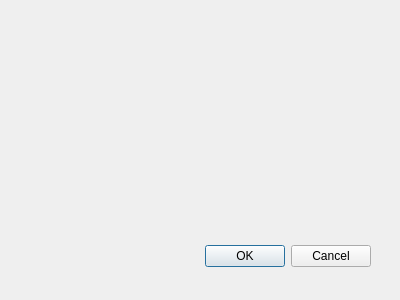
Biuuuuuuuu/buybuybuy, file logindialog.ui: the form before one commit.
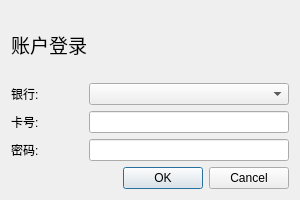
The form after the commit.

```diff
--- a/logindialog.ui
+++ b/logindialog.ui
@@ -8,29 +8,116 @@
    <rect>
     <x>0</x>
     <y>0</y>
-    <width>400</width>
-    <height>300</height>
+    <width>300</width>
+    <height>200</height>
    </rect>
   </property>
+  <property name="maximumSize">
+   <size>
+    <width>300</width>
+    <height>200</height>
+   </size>
+  </property>
   <property name="windowTitle">
    <string>Dialog</string>
   </property>
-  <widget class="QDialogButtonBox" name="buttonBox">
-   <property name="geometry">
-    <rect>
-     <x>30</x>
-     <y>240</y>
-     <width>341</width>
-     <height>32</height>
-    </rect>
-   </property>
-   <property name="orientation">
-    <enum>Qt::Horizontal</enum>
-   </property>
-   <property name="standardButtons">
-    <set>QDialogButtonBox::Cancel|QDialogButtonBox::Ok</set>
-   </property>
-  </widget>
+  <layout class="QVBoxLayout" name="verticalLayout">
+   <item>
+    <widget class="QLabel" name="label">
+     <property name="font">
+      <font>
+       <family>微软雅黑 Light</family>
+       <pointsize>14</pointsize>
+      </font>
+     </property>
+     <property name="text">
+      <string>账户登录</string>
+     </property>
+    </widget>
+   </item>
+   <item>
+    <layout class="QHBoxLayout" name="horizontalLayout">
+     <item>
+      <widget class="QLabel" name="label_4">
+       <property name="text">
+        <string>银行:</string>
+       </property>
+      </widget>
+     </item>
+     <item>
+      <widget class="QComboBox" name="bankSelect">
+       <property name="sizePolicy">
+        <sizepolicy hsizetype="MinimumExpanding" vsizetype="Fixed">
+         <horstretch>0</horstretch>
+         <verstretch>0</verstretch>
+        </sizepolicy>
+       </property>
+       <property name="maximumSize">
+        <size>
+         <width>200</width>
+         <height>16777215</height>
+        </size>
+       </property>
+      </widget>
+     </item>
+    </layout>
+   </item>
+   <item>
+    <layout class="QHBoxLayout" name="horizontalLayout_3">
+     <item>
+      <widget class="QLabel" name="label_2">
+       <property name="text">
+        <string>卡号:</string>
+       </property>
+      </widget>
+     </item>
+     <item>
+      <widget class="QLineEdit" name="accountIDIn">
+       <property name="maximumSize">
+        <size>
+         <width>200</width>
+         <height>16777215</height>
+        </size>
+       </property>
+      </widget>
+     </item>
+    </layout>
+   </item>
+   <item>
+    <layout class="QHBoxLayout" name="horizontalLayout_2">
+     <item>
+      <widget class="QLabel" name="label_3">
+       <property name="text">
+        <string>密码:</string>
+       </property>
+      </widget>
+     </item>
+     <item>
+      <widget class="QLineEdit" name="pwIn">
+       <property name="maximumSize">
+        <size>
+         <width>200</width>
+         <height>16777215</height>
+        </size>
+       </property>
+       <property name="echoMode">
+        <enum>QLineEdit::Password</enum>
+       </property>
+      </widget>
+     </item>
+    </layout>
+   </item>
+   <item>
+    <widget class="QDialogButtonBox" name="buttonBox">
+     <property name="orientation">
+      <enum>Qt::Horizontal</enum>
+     </property>
+     <property name="standardButtons">
+      <set>QDialogButtonBox::Cancel|QDialogButtonBox::Ok</set>
+     </property>
+    </widget>
+   </item>
+  </layout>
  </widget>
  <pixmapfunction/>
  <resources/>
```
Left out of the diff: 7 changed lines with no effect on the pictures.
